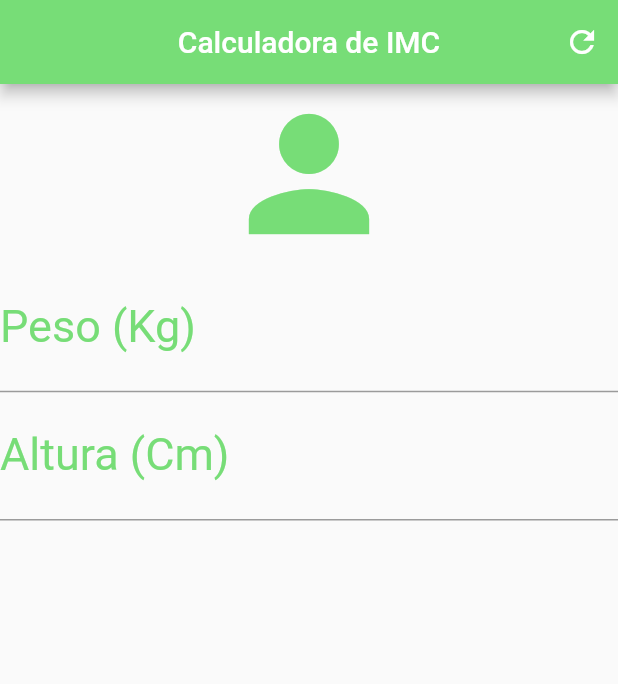
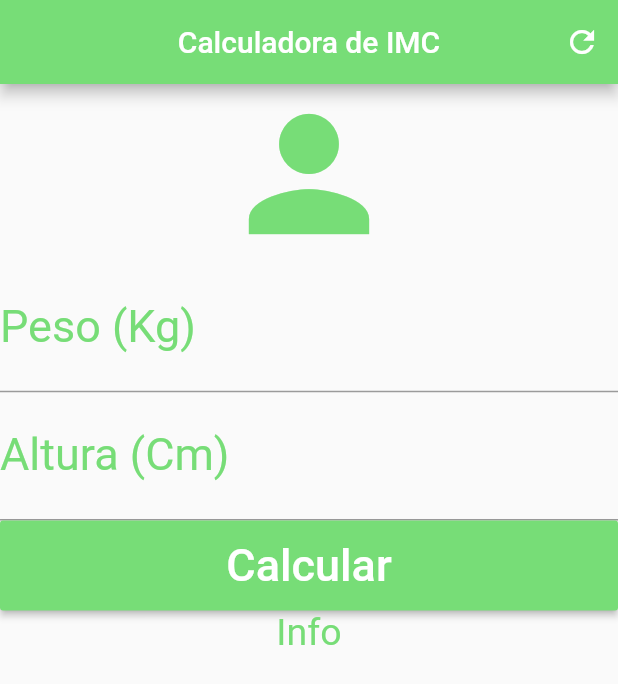
Before and after one commit to Teozada/Calculadora-IMC, a Flutter app: the screen it shows after launch, on a phone screen of 412 x 824 dp. Shown: the top 684 px of the screen. Run offline on Flutter 3.47's test engine with Material 2 defaults, Android fonts, the phone set to English and light mode, and no system bars.

Commit message:
Estilizando botão

```diff
--- a/lib/main.dart
+++ b/lib/main.dart
@@ -26,7 +26,8 @@ class _HomeState extends State<Home> {
           )
         ],
       ),
-      body: Column(
+      body: SingleChildScrollView(
+        child: Column(
         crossAxisAlignment: CrossAxisAlignment.stretch,
         children: <Widget>[
           Icon(Icons.person, size: 120.0, color: Color(0xFF77dd77)),
@@ -45,9 +46,20 @@ class _HomeState extends State<Home> {
                 labelStyle: TextStyle(color: Color(0xFF77dd77))),
             textAlign: TextAlign.center,
             style: TextStyle(color: Color(0xFF77dd77), fontSize: 30.0),
-          )
+          ),
+         Container(
+           height: 60.0,
+           child:  RaisedButton( onPressed: () {},
+          child: Text('Calcular', style: TextStyle(color: Colors.white, fontSize: 30.0),),
+          color: Color(0xFF77dd77),
+          ),
+         ),
+         Text('Info',
+         textAlign: TextAlign.center,
+         style: TextStyle(color: Color(0xFF77dd77),fontSize: 25.0),)
         ],
       ),
+      )
     );
   }
 }
```
